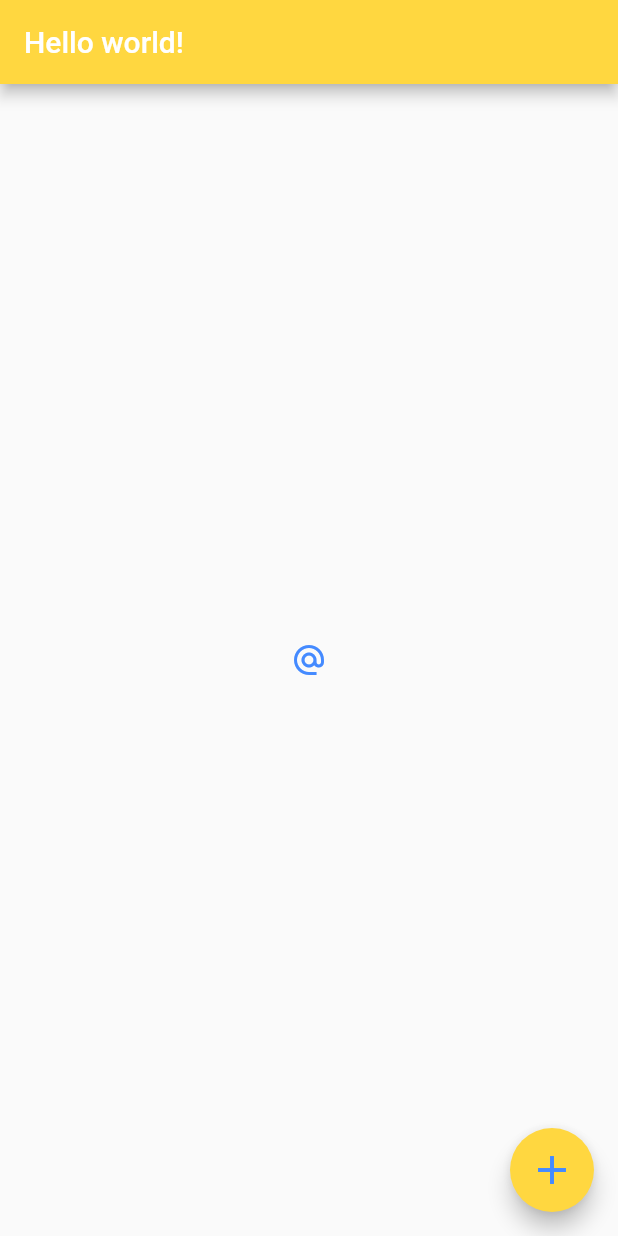
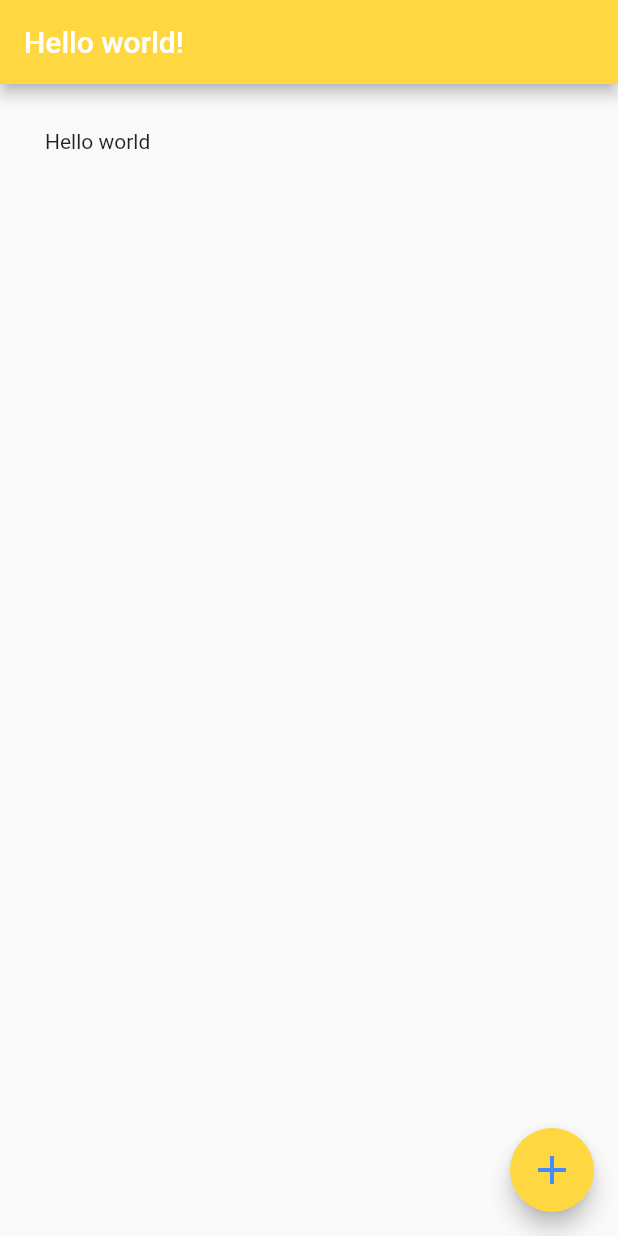
Before and after one commit to Ttiki/flutter_playground, a Flutter app: the screen it shows after launch, on a phone screen of 412 x 824 dp. Run offline on Flutter 3.47's test engine with Material 2 defaults, Android fonts, the phone set to English and light mode, and no system bars; missing offline and left inert: dart:ffi.

Commit message:
Sixth video. Padding and margin

```diff
--- a/lib/main.dart
+++ b/lib/main.dart
@@ -24,15 +24,16 @@ class Test extends StatelessWidget {
         //This attrbut forces child widgets of AppBar to be centered relative to their parent widget (here AppBar.)
         //centerTitle: true, //commented because I don't want my text to be centered
       ),
-      body: Center(
-        child: IconButton(
-          onPressed: (){
-            print("@ clicked!");
-          },
-          icon: Icon(Icons.alternate_email),
-          color: Colors.blueAccent,
-        )
+      body: Padding(
+        padding: EdgeInsets.all(30),
+        child: Text("Hello world"),
       ),
+      /*body: Container(
+        padding: EdgeInsets.all(25),
+        margin: EdgeInsets.all(25),
+        color: Colors.blueAccent,
+        child: Text("Hello World!"),
+      ),*/
       floatingActionButton: FloatingActionButton(
         child: IconButton(
           onPressed: (){},
```
